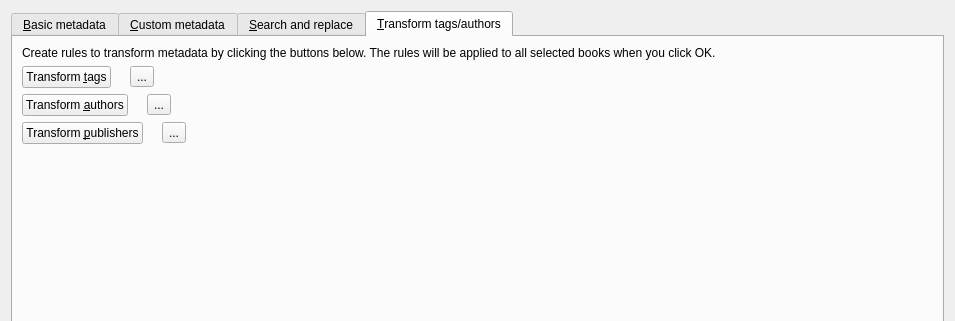
debian-calibre/calibre, file src/calibre/gui2/dialogs/metadata_bulk.ui: the form before one commit; both pictures show x 0 to 955 and y 0 to 321 of the 955 by 740 pixel window.
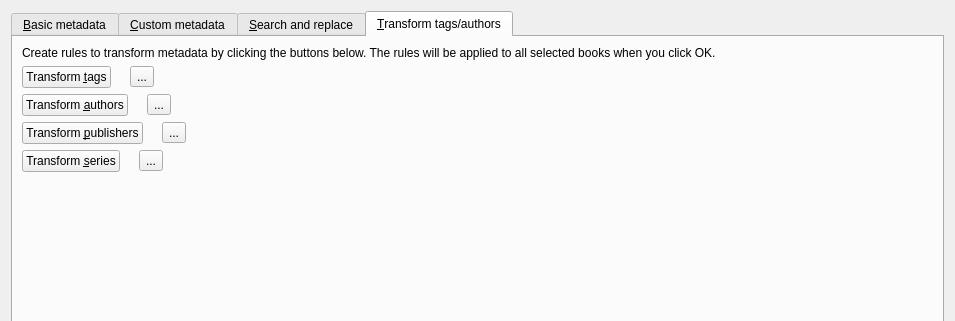
The form after the commit. The open tabs and pages were chosen to show the change. Icons and pictures are not drawn. Custom widgets are drawn as their Qt base class.

Patch:
```diff
--- a/src/calibre/gui2/dialogs/metadata_bulk.ui
+++ b/src/calibre/gui2/dialogs/metadata_bulk.ui
@@ -1443,6 +1443,40 @@
          </item>
         </layout>
        </item>
+       <item>
+        <layout class="QHBoxLayout" name="horizontalLayout_12">
+         <item>
+          <widget class="QPushButton" name="button_transform_series">
+           <property name="text">
+            <string>Transform &amp;series</string>
+           </property>
+          </widget>
+         </item>
+         <item>
+          <widget class="QLabel" name="label_transform_series"/>
+         </item>
+         <item>
+          <widget class="QToolButton" name="button_clear_series_rules">
+           <property name="text">
+            <string>...</string>
+           </property>
+          </widget>
+         </item>
+         <item>
+          <spacer name="horizontalSpacer_10">
+           <property name="orientation">
+            <enum>Qt::Horizontal</enum>
+           </property>
+           <property name="sizeHint" stdset="0">
+            <size>
+             <width>40</width>
+             <height>20</height>
+            </size>
+           </property>
+          </spacer>
+         </item>
+        </layout>
+       </item>
        <item>
         <spacer name="verticalSpacer_4">
          <property name="orientation">
```
Left out of the diff: 4 changed lines with no effect on the pictures.
